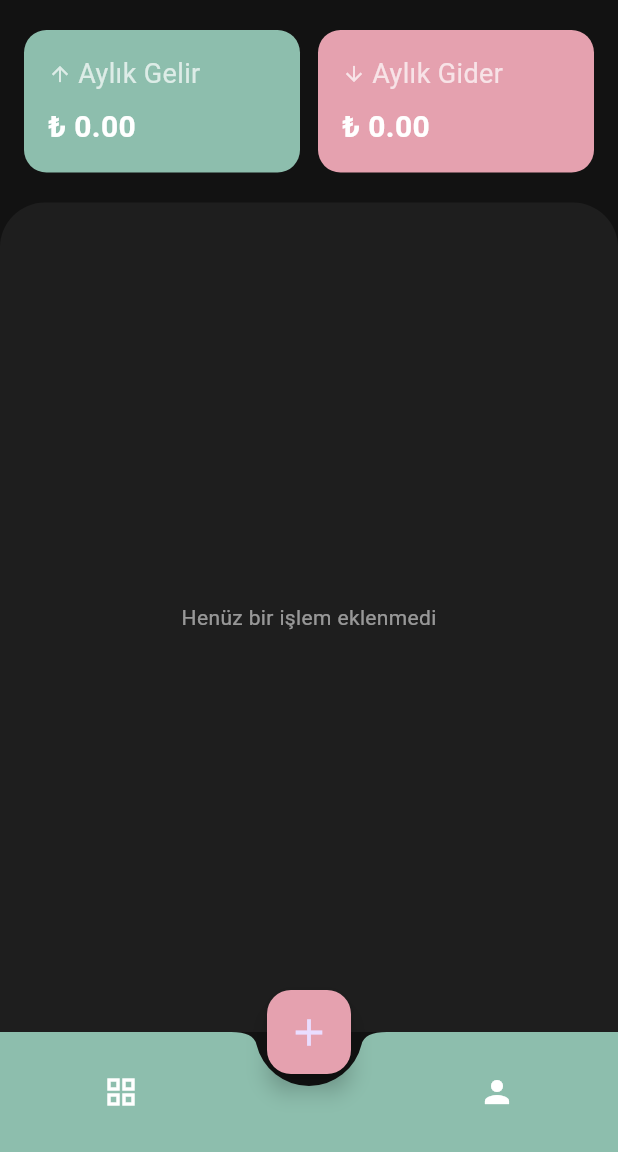
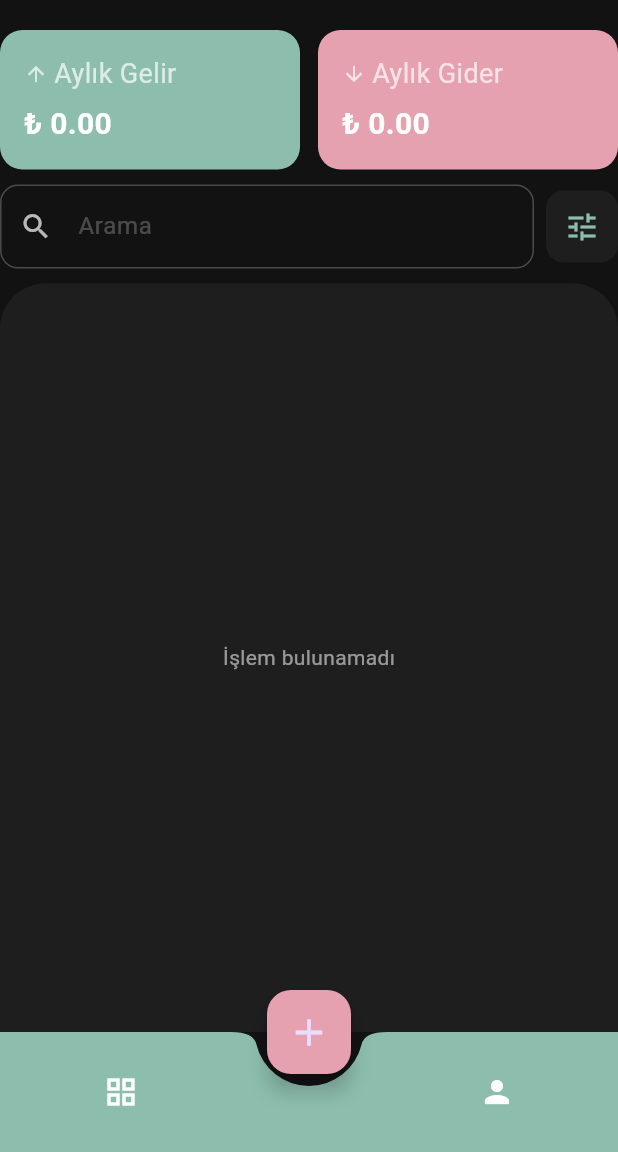
Before and after one commit to CihanAkkus/gelir_gider_takip, a Flutter app: the screen it shows after launch, on a phone screen of 412 x 824 dp, the part 84-1236 px from its top. Run offline on Flutter 3.47's test engine with Material 3 defaults, Android fonts, the light colour scheme and no system bars; our stand-ins replace get, sqflite; accounts and stored records are empty.

Commit message:
new features

```diff
--- a/lib/main.dart
+++ b/lib/main.dart
@@ -29,7 +29,7 @@ class MyApp extends StatelessWidget {
           elevation: 0,
         ),
       ),
-      home: const HomeView(),
+      home: HomeView(),
     );
   }
 }
--- a/lib/views/home_view.dart
+++ b/lib/views/home_view.dart
@@ -1,12 +1,19 @@
 import 'package:flutter/material.dart';
 import 'package:gelir_gider_takip/viewmodels/transaction_viewmodel.dart';
 import 'package:gelir_gider_takip/views/add_transaction_view.dart';
+import 'package:gelir_gider_takip/widgets/filter_bottom_sheet.dart';
 import 'package:gelir_gider_takip/widgets/summary_card.dart';
 import 'package:gelir_gider_takip/widgets/transaction_item.dart';
 import 'package:get/get.dart';
 
+import '../widgets/search_text_field.dart';
+
 class HomeView extends GetView<TransactionViewModel> {
-  const HomeView({super.key});
+  HomeView({
+    super.key,
+  }); //const olamaz çünkü İçindeki tüm field’lar da compile-time sabit olmalı.
+
+  final TextEditingController queryController = TextEditingController();
 
   @override
   Widget build(BuildContext context) {
@@ -19,7 +26,7 @@ class HomeView extends GetView<TransactionViewModel> {
         children: [
           const SizedBox(height: 20),
           Padding(
-            padding: const EdgeInsets.symmetric(horizontal: 16),
+            padding: const EdgeInsets.symmetric(horizontal: 0),
             child: Row(
               children: [
                 Expanded(
@@ -60,7 +67,36 @@ class HomeView extends GetView<TransactionViewModel> {
               ],
             ),
           ),
-          SizedBox(height: 20),
+          SizedBox(height: 10),
+          Row(
+            children: [
+              Expanded(
+                child: SearchTextField(
+                  queryChanged: controller.searchTransactions,
+                  controller: queryController,
+                  hint: 'Arama',
+                  icon: Icons.search,
+                ),
+              ),
+              const SizedBox(width: 8),
+              Container(
+                decoration: BoxDecoration(
+                  color: const Color(0xFF1E1E1E),
+                  borderRadius: BorderRadius.circular(12),
+                ),
+                child: IconButton(
+                  onPressed: () {
+                    Get.bottomSheet(
+                      const FilterBottomSheet(),
+                      isScrollControlled: true,
+                    );
+                  },
+                  icon: const Icon(Icons.tune, color: const Color(0xFF8DBEAD)),
+                ),
+              ),
+            ],
+          ),
+          SizedBox(height: 10),
           Expanded(
             child: Container(
               decoration: const BoxDecoration(
@@ -71,19 +107,19 @@ class HomeView extends GetView<TransactionViewModel> {
                 ),
               ),
               child: Obx(() {
-                if (controller.transactions.isEmpty) {
+                if (controller.filteredTransactions.isEmpty) {
                   return const Center(
                     child: Text(
-                      "Henüz bir işlem eklenmedi",
+                      "İşlem bulunamadı",
                       style: TextStyle(color: Colors.white54),
                     ),
                   );
                 }
                 return ListView.builder(
                   padding: const EdgeInsets.all(16),
-                  itemCount: controller.transactions.length,
+                  itemCount: controller.filteredTransactions.length,
                   itemBuilder: (context, index) {
-                    final transaction = controller.transactions[index];
+                    final transaction = controller.filteredTransactions[index];
                     return TransactionItem(
                       item: transaction,
                       controller: controller,
@@ -97,7 +133,11 @@ class HomeView extends GetView<TransactionViewModel> {
       ),
       floatingActionButtonLocation: FloatingActionButtonLocation.centerDocked,
       floatingActionButton: FloatingActionButton(
-        onPressed: () => Get.to(() => AddTransactionView()),
+        onPressed: () async {
+          await Get.to(() => AddTransactionView());
+          queryController.clear();
+          controller.clearSearch();
+        },
         backgroundColor: const Color(0xFFE5A1AF),
         child: const Icon(Icons.add, size: 30),
       ),
--- a/lib/widgets/custom_text_field.dart
+++ b/lib/widgets/custom_text_field.dart
@@ -25,7 +25,7 @@ class CustomTextField extends StatelessWidget {
           " $label",
           style: const TextStyle(color: Colors.white54, fontSize: 12),
         ),
-        const SizedBox(height: 6),
+        //const SizedBox(height: 2),
         TextField(
           controller: controller,
           keyboardType: isNumber
--- a/lib/widgets/save_button.dart
+++ b/lib/widgets/save_button.dart
@@ -28,6 +28,7 @@ class SaveButton extends StatelessWidget {
           ),
         ),
         onPressed: () {
+
           if (controller.selectedCategory.value == null ||
               amountController.text.isEmpty) {
             Get.snackbar(
--- /dev/null
+++ b/lib/widgets/search_text_field.dart
@@ -0,0 +1,40 @@
+import 'package:flutter/material.dart';
+
+class SearchTextField extends StatelessWidget {
+  const SearchTextField({
+    super.key,
+    required this.hint,
+    required this.icon,
+    required this.controller,
+    required this.queryChanged,
+  });
+
+  final TextEditingController controller;
+  final Function(String) queryChanged;
+  final String hint;
+  final IconData icon;
+
+  @override
+  Widget build(BuildContext context) {
+    return TextField(
+      controller: controller,
+      style: TextStyle(color: Colors.white),
+      decoration: InputDecoration(
+        prefixIcon: Icon(icon, color: Colors.white70, size: 22),
+        hintText: hint,
+        hintStyle: TextStyle(color: Colors.white24),
+        enabledBorder: OutlineInputBorder(
+          borderRadius: BorderRadius.circular(12),
+          borderSide: BorderSide(color: Colors.white24),
+        ),
+        focusedBorder: OutlineInputBorder(
+          borderRadius: BorderRadius.circular(12),
+          borderSide: BorderSide(color: Color(0xFF8DBEAD)),
+        ),
+      ),
+      onChanged: (value) {
+        queryChanged(value);
+      },
+    );
+  }
+}
--- a/lib/widgets/summary_card.dart
+++ b/lib/widgets/summary_card.dart
@@ -35,7 +35,7 @@ class SummaryCard extends StatelessWidget {
               ),
             ],
           ),
-          const SizedBox(height: 8),
+          const SizedBox(height: 6),
           amount,
         ],
       ),
```
Also changed, not shown: lib/services/db_helper.dart (+8 -5 lines), lib/viewmodels/transaction_viewmodel.dart (+28 -3 lines), lib/views/add_transaction_view.dart (+1 -13 lines), lib/widgets/filter_bottom_sheet.dart (added, +148 -0 lines).
